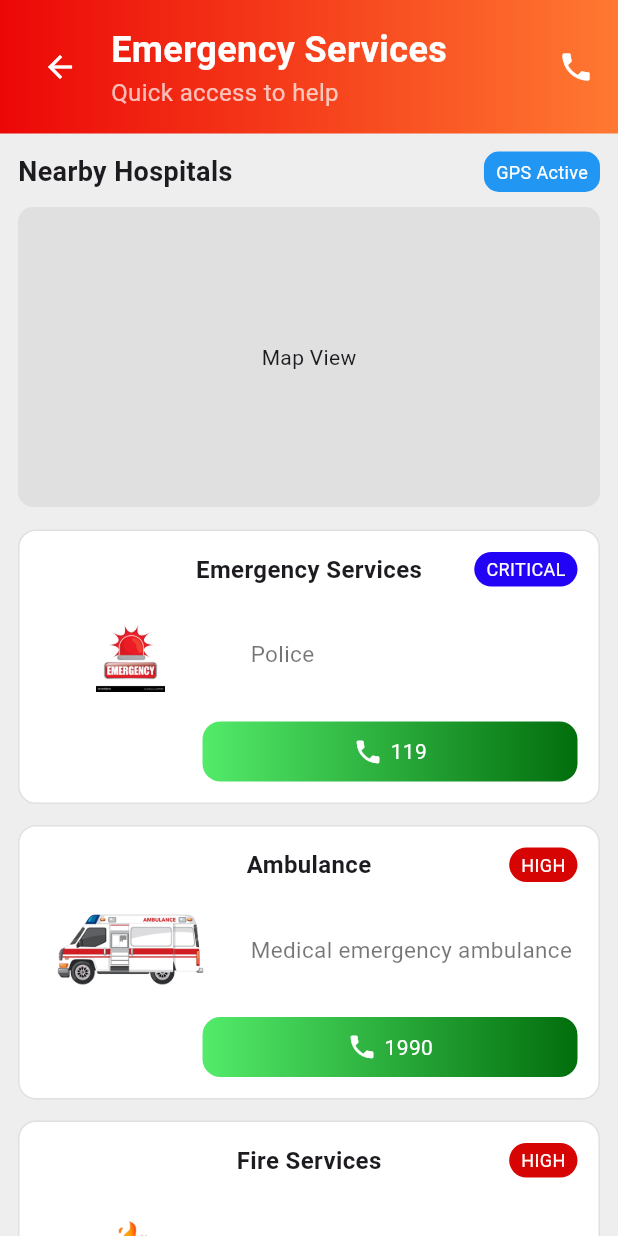
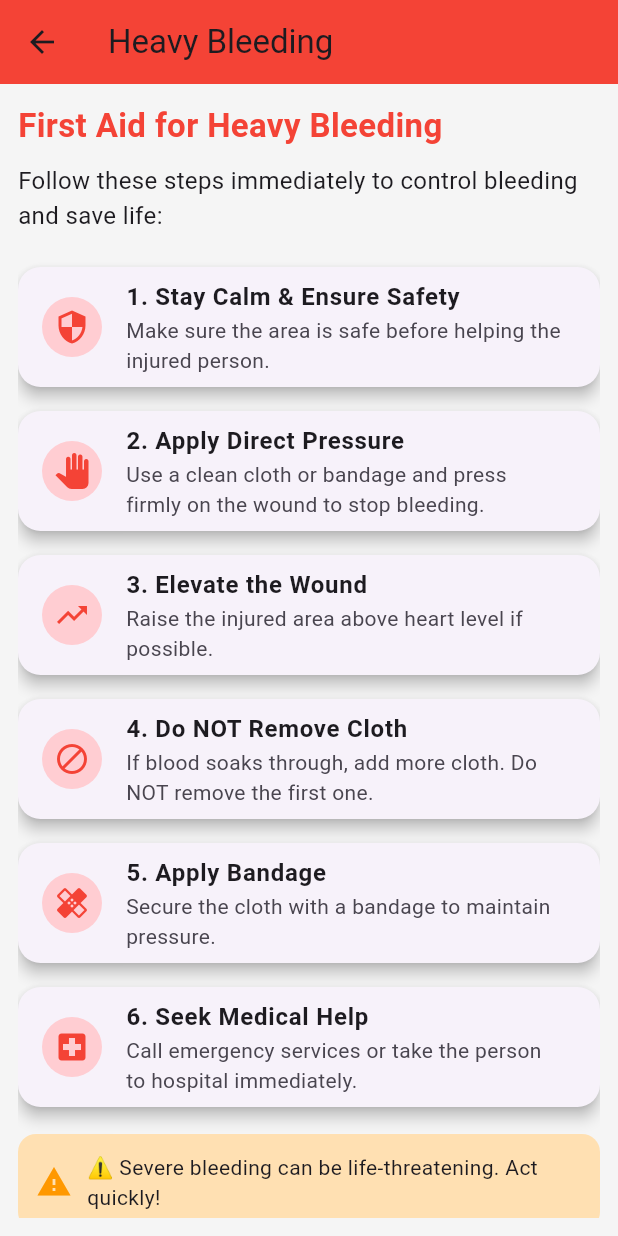
Before and after one commit to Praneeth108/prana_ai, a Flutter app: the screen it shows after launch, after a tap on "Heavy Bleeding", on a phone screen of 412 x 824 dp. Run offline on Flutter 3.47's test engine with Material 3 defaults, Android fonts, the phone set to English and light mode, and no system bars; our stand-ins replace firebase_auth, firebase_core, image_picker; accounts and stored records are empty.

Commit message:
make heavy bleeding page

```diff
--- a/lib/pages/Home/home.dart
+++ b/lib/pages/Home/home.dart
@@ -5,6 +5,7 @@ import 'package:prana_ai/pages/firstaid_page.dart';
 import 'package:prana_ai/pages/settings_page.dart';
 import 'package:prana_ai/pages/emergency_service_page.dart';
 import 'package:prana_ai/pages/animal_attack_page.dart';
+import 'package:prana_ai/pages/heavy_bleeding_page.dart';
 
 class HomePage extends StatelessWidget {
   const HomePage({super.key});
@@ -262,6 +263,8 @@ class HomePage extends StatelessWidget {
     switch (title) {
       case "Animal Attack":
         return const AnimalAttackPage();
+      case "Heavy Bleeding":
+      return const HeavyBleedingPage();
       default:
         return const EmergencyPage();
     }
--- /dev/null
+++ b/lib/pages/heavy_bleeding_page.dart
@@ -0,0 +1,129 @@
+import 'package:flutter/material.dart';
+
+class HeavyBleedingPage extends StatelessWidget {
+  const HeavyBleedingPage({super.key});
+
+  Widget stepCard(String title, String description, IconData icon) {
+    return Card(
+      shape: RoundedRectangleBorder(
+        borderRadius: BorderRadius.circular(15),
+      ),
+      elevation: 4,
+      margin: const EdgeInsets.symmetric(vertical: 8),
+      child: ListTile(
+        leading: CircleAvatar(
+          backgroundColor: Colors.red.shade100,
+          child: Icon(icon, color: Colors.red),
+        ),
+        title: Text(
+          title,
+          style: const TextStyle(fontWeight: FontWeight.bold),
+        ),
+        subtitle: Text(description),
+      ),
+    );
+  }
+
+  Widget warningBox(String text) {
+    return Container(
+      padding: const EdgeInsets.all(12),
+      margin: const EdgeInsets.symmetric(vertical: 10),
+      decoration: BoxDecoration(
+        color: Colors.orange.shade100,
+        borderRadius: BorderRadius.circular(12),
+      ),
+      child: Row(
+        children: [
+          const Icon(Icons.warning, color: Colors.orange),
+          const SizedBox(width: 10),
+          Expanded(child: Text(text)),
+        ],
+      ),
+    );
+  }
+
+  @override
+  Widget build(BuildContext context) {
+    return Scaffold(
+      appBar: AppBar(
+        title: const Text("Heavy Bleeding"),
+        backgroundColor: Colors.red,
+      ),
+      body: Container(
+        color: Colors.grey.shade100,
+        child: Padding(
+          padding: const EdgeInsets.all(12),
+          child: ListView(
+            children: [
+              const Text(
+                "First Aid for Heavy Bleeding",
+                style: TextStyle(
+                  fontSize: 22,
+                  fontWeight: FontWeight.bold,
+                  color: Colors.red,
+                ),
+              ),
+
+              const SizedBox(height: 10),
+
+              const Text(
+                "Follow these steps immediately to control bleeding and save life:",
+                style: TextStyle(fontSize: 16),
+              ),
+
+              const SizedBox(height: 15),
+
+              // Steps
+              stepCard(
+                "1. Stay Calm & Ensure Safety",
+                "Make sure the area is safe before helping the injured person.",
+                Icons.security,
+              ),
+
+              stepCard(
+                "2. Apply Direct Pressure",
+                "Use a clean cloth or bandage and press firmly on the wound to stop bleeding.",
+                Icons.pan_tool,
+              ),
+
+              stepCard(
+                "3. Elevate the Wound",
+                "Raise the injured area above heart level if possible.",
+                Icons.trending_up,
+              ),
+
+              stepCard(
+                "4. Do NOT Remove Cloth",
+                "If blood soaks through, add more cloth. Do NOT remove the first one.",
+                Icons.block,
+              ),
+
+              stepCard(
+                "5. Apply Bandage",
+                "Secure the cloth with a bandage to maintain pressure.",
+                Icons.healing,
+              ),
+
+              stepCard(
+                "6. Seek Medical Help",
+                "Call emergency services or take the person to hospital immediately.",
+                Icons.local_hospital,
+              ),
+
+              // Warning
+              warningBox(
+                "⚠️ Severe bleeding can be life-threatening. Act quickly!",
+              ),
+
+              warningBox(
+                "⚠️ If bleeding does not stop, continue pressure and seek urgent help.",
+              ),
+
+              const SizedBox(height: 20),
+            ],
+          ),
+        ),
+      ),
+    );
+  }
+}
```
